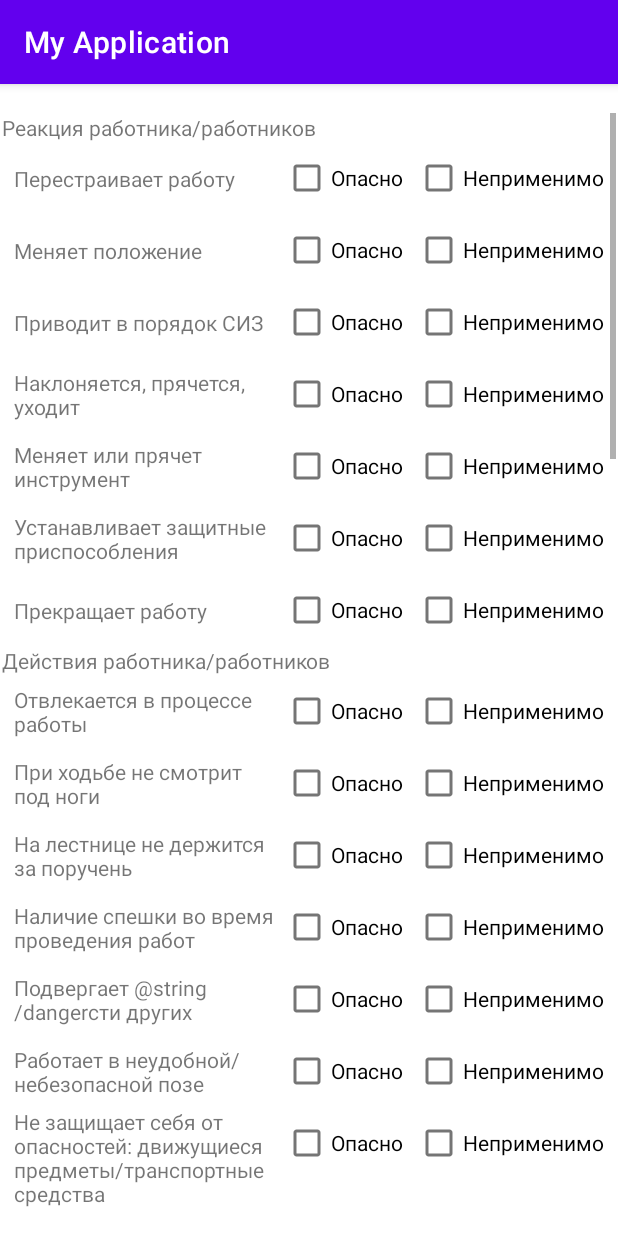
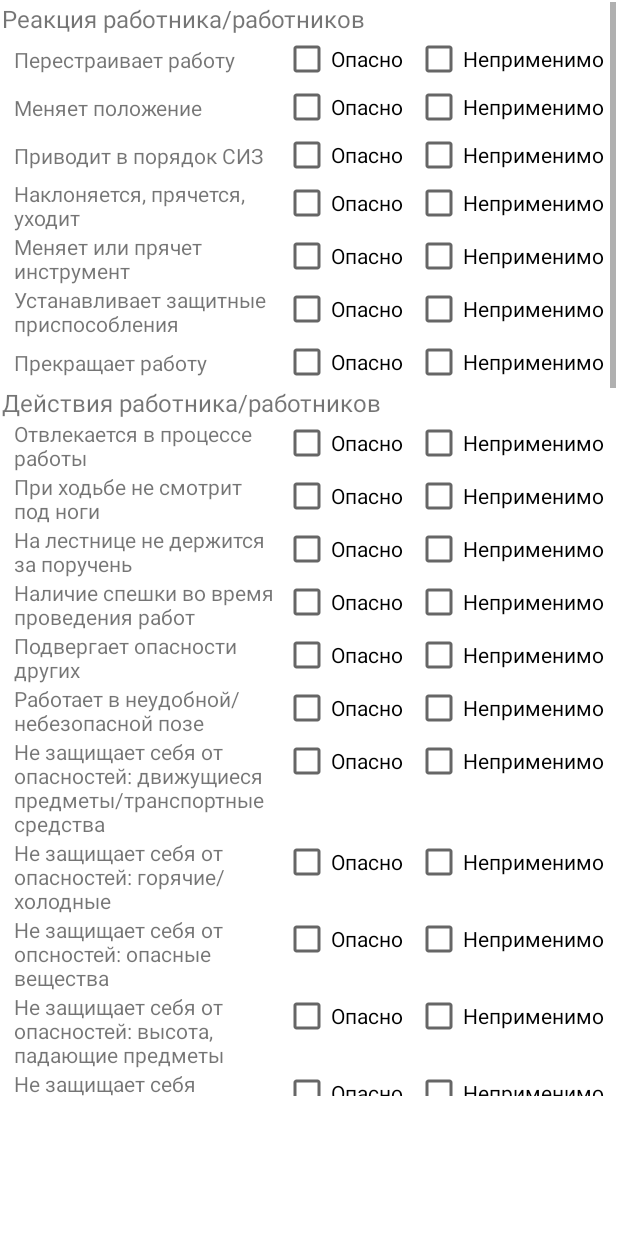
Before and after one commit to neguss/PAB, an Android app: the screen it shows after launch (CheckActivity), after a tap on "GO", on a phone screen of 412 x 824 dp. Run offline under Robolectric (Android 15) with nearby library versions, the phone set to English and light mode, and no system bars.

Commit message:
changed style for activity

```diff
--- a/app/src/main/java/com/example/myapplication/CheckActivity.kt
+++ b/app/src/main/java/com/example/myapplication/CheckActivity.kt
@@ -1,12 +1,15 @@
 package com.example.myapplication
 
 import androidx.appcompat.app.AppCompatActivity
+import android.app.Activity
 import android.os.Bundle
 import android.view.LayoutInflater
+import android.view.View
 
-class CheckActivity : AppCompatActivity() {
+class CheckActivity : Activity() {
     override fun onCreate(savedInstanceState: Bundle?) {
         super.onCreate(savedInstanceState)
         setContentView(R.layout.activity_check)
+
     }
 }
--- a/app/src/main/java/com/example/myapplication/MainActivity.kt
+++ b/app/src/main/java/com/example/myapplication/MainActivity.kt
@@ -1,11 +1,12 @@
 package com.example.myapplication
 
 import androidx.appcompat.app.AppCompatActivity
+import android.app.Activity
 import android.os.Bundle
 import android.widget.Button
 import android.content.Intent
 
-class MainActivity : AppCompatActivity() {
+class MainActivity : Activity() {
     override fun onCreate(savedInstanceState: Bundle?) {
         super.onCreate(savedInstanceState)
         setContentView(R.layout.activity_main)
--- a/app/src/main/res/layout/activity_check.xml
+++ b/app/src/main/res/layout/activity_check.xml
@@ -12,8 +12,6 @@
         android:layout_marginStart="1dp"
         android:layout_marginTop="1dp"
         android:layout_marginEnd="1dp"
-        android:layout_marginBottom="1dp"
-        app:layout_constraintBottom_toBottomOf="parent"
         app:layout_constraintEnd_toEndOf="parent"
         app:layout_constraintStart_toStartOf="parent"
         app:layout_constraintTop_toTopOf="parent">
@@ -21,15 +19,17 @@
         <LinearLayout
             android:layout_width="match_parent"
             android:layout_height="wrap_content"
-            android:orientation="vertical" >
+            android:orientation="vertical">
 
             <TextView
                 android:id="@+id/p1"
                 android:layout_width="match_parent"
                 android:layout_height="wrap_content"
-                android:text="@string/p1" />
-
-            <androidx.constraintlayout.widget.ConstraintLayout
+                android:text="@string/p1"
+                android:textSize="16sp" />
+
+            <androidx.constraintlayout.widget.ConstraintLayout
+                android:id="@+id/constraint11"
                 android:layout_width="match_parent"
                 android:layout_height="wrap_content">
 
@@ -64,7 +64,9 @@
                     app:layout_constraintEnd_toEndOf="parent"
                     app:layout_constraintTop_toTopOf="parent" />
             </androidx.constraintlayout.widget.ConstraintLayout>
-            <androidx.constraintlayout.widget.ConstraintLayout
+
+            <androidx.constraintlayout.widget.ConstraintLayout
+                android:id="@+id/constraint12"
                 android:layout_width="match_parent"
                 android:layout_height="wrap_content">
 
@@ -99,7 +101,9 @@
                     app:layout_constraintEnd_toEndOf="parent"
                     app:layout_constraintTop_toTopOf="parent" />
             </androidx.constraintlayout.widget.ConstraintLayout>
-            <androidx.constraintlayout.widget.ConstraintLayout
+
+            <androidx.constraintlayout.widget.ConstraintLayout
+                android:id="@+id/constraint13"
                 android:layout_width="match_parent"
                 android:layout_height="wrap_content">
 
@@ -134,7 +138,9 @@
                     app:layout_constraintEnd_toEndOf="parent"
                     app:layout_constraintTop_toTopOf="parent" />
             </androidx.constraintlayout.widget.ConstraintLayout>
-            <androidx.constraintlayout.widget.ConstraintLayout
+
+            <androidx.constraintlayout.widget.ConstraintLayout
+                android:id="@+id/constraint14"
                 android:layout_width="match_parent"
                 android:layout_height="wrap_content">
 
@@ -169,7 +175,9 @@
                     app:layout_constraintEnd_toEndOf="parent"
                     app:layout_constraintTop_toTopOf="parent" />
             </androidx.constraintlayout.widget.ConstraintLayout>
-            <androidx.constraintlayout.widget.ConstraintLayout
+
+            <androidx.constraintlayout.widget.ConstraintLayout
+                android:id="@+id/constraint15"
                 android:layout_width="match_parent"
                 android:layout_height="wrap_content">
 
@@ -204,7 +212,9 @@
                     app:layout_constraintEnd_toEndOf="parent"
                     app:layout_constraintTop_toTopOf="parent" />
             </androidx.constraintlayout.widget.ConstraintLayout>
-            <androidx.constraintlayout.widget.ConstraintLayout
+
+            <androidx.constraintlayout.widget.ConstraintLayout
+                android:id="@+id/constraint16"
                 android:layout_width="match_parent"
                 android:layout_height="wrap_content">
 
@@ -239,7 +249,9 @@
                     app:layout_constraintEnd_toEndOf="parent"
                     app:layout_constraintTop_toTopOf="parent" />
             </androidx.constraintlayout.widget.ConstraintLayout>
-            <androidx.constraintlayout.widget.ConstraintLayout
+
+            <androidx.constraintlayout.widget.ConstraintLayout
+                android:id="@+id/constraint17"
                 android:layout_width="match_parent"
                 android:layout_height="wrap_content">
 
@@ -279,9 +291,11 @@
                 android:id="@+id/p2"
                 android:layout_width="match_parent"
                 android:layout_height="wrap_content"
-                android:text="@string/p2" />
-
-            <androidx.constraintlayout.widget.ConstraintLayout
+                android:text="@string/p2"
+                android:textSize="16sp" />
+
+            <androidx.constraintlayout.widget.ConstraintLayout
+                android:id="@+id/constraint21"
                 android:layout_width="match_parent"
                 android:layout_height="wrap_content">
 
@@ -316,7 +330,9 @@
                     app:layout_constraintEnd_toEndOf="parent"
                     app:layout_constraintTop_toTopOf="parent" />
             </androidx.constraintlayout.widget.ConstraintLayout>
-            <androidx.constraintlayout.widget.ConstraintLayout
+
+            <androidx.constraintlayout.widget.ConstraintLayout
+                android:id="@+id/constraint22"
                 android:layout_width="match_parent"
                 android:layout_height="wrap_content">
 
@@ -351,7 +367,9 @@
                     app:layout_constraintEnd_toEndOf="parent"
                     app:layout_constraintTop_toTopOf="parent" />
             </androidx.constraintlayout.widget.ConstraintLayout>
-            <androidx.constraintlayout.widget.ConstraintLayout
+
+            <androidx.constraintlayout.widget.ConstraintLayout
+                android:id="@+id/constraint23"
                 android:layout_width="match_parent"
                 android:layout_height="wrap_content">
 
@@ -386,7 +404,9 @@
                     app:layout_constraintEnd_toEndOf="parent"
                     app:layout_constraintTop_toTopOf="parent" />
             </androidx.constraintlayout.widget.ConstraintLayout>
-            <androidx.constraintlayout.widget.ConstraintLayout
+
+            <androidx.constraintlayout.widget.ConstraintLayout
+                android:id="@+id/constraint24"
                 android:layout_width="match_parent"
                 android:layout_height="wrap_content">
 
@@ -421,7 +441,9 @@
                     app:layout_constraintEnd_toEndOf="parent"
                     app:layout_constraintTop_toTopOf="parent" />
             </androidx.constraintlayout.widget.ConstraintLayout>
-            <androidx.constraintlayout.widget.ConstraintLayout
+
+            <androidx.constraintlayout.widget.ConstraintLayout
+                android:id="@+id/constraint25"
                 android:layout_width="match_parent"
                 android:layout_height="wrap_content">
 
@@ -456,7 +478,9 @@
                     app:layout_constraintEnd_toEndOf="parent"
                     app:layout_constraintTop_toTopOf="parent" />
             </androidx.constraintlayout.widget.ConstraintLayout>
-            <androidx.constraintlayout.widget.ConstraintLayout
+
+            <androidx.constraintlayout.widget.ConstraintLayout
+                android:id="@+id/constraint26"
                 android:layout_width="match_parent"
                 android:layout_height="wrap_content">
 
@@ -491,7 +515,9 @@
                     app:layout_constraintEnd_toEndOf="parent"
                     app:layout_constraintTop_toTopOf="parent" />
             </androidx.constraintlayout.widget.ConstraintLayout>
-            <androidx.constraintlayout.widget.ConstraintLayout
+
+            <androidx.constraintlayout.widget.ConstraintLayout
+                android:id="@+id/constraint27"
                 android:layout_width="match_parent"
                 android:layout_height="wrap_content">
 
@@ -526,7 +552,9 @@
                     app:layout_constraintEnd_toEndOf="parent"
                     app:layout_constraintTop_toTopOf="parent" />
             </androidx.constraintlayout.widget.ConstraintLayout>
-            <androidx.constraintlayout.widget.ConstraintLayout
+
+            <androidx.constraintlayout.widget.ConstraintLayout
+                android:id="@+id/constraint28"
                 android:layout_width="match_parent"
                 android:layout_height="wrap_content">
 
@@ -561,7 +589,9 @@
                     app:layout_constraintEnd_toEndOf="parent"
                     app:layout_constraintTop_toTopOf="parent" />
             </androidx.constraintlayout.widget.ConstraintLayout>
-            <androidx.constraintlayout.widget.ConstraintLayout
+
+            <androidx.constraintlayout.widget.ConstraintLayout
+                android:id="@+id/constraint29"
                 android:layout_width="match_parent"
                 android:layout_height="wrap_content">
 
@@ -596,7 +626,9 @@
                     app:layout_constraintEnd_toEndOf="parent"
                     app:layout_constraintTop_toTopOf="parent" />
             </androidx.constraintlayout.widget.ConstraintLayout>
-            <androidx.constraintlayout.widget.ConstraintLayout
+
+            <androidx.constraintlayout.widget.ConstraintLayout
+                android:id="@+id/constraint210"
                 android:layout_width="match_parent"
                 android:layout_height="wrap_content">
 
@@ -631,7 +663,9 @@
                     app:layout_constraintEnd_toEndOf="parent"
                     app:layout_constraintTop_toTopOf="parent" />
             </androidx.constraintlayout.widget.ConstraintLayout>
-            <androidx.constraintlayout.widget.ConstraintLayout
+
+            <androidx.constraintlayout.widget.ConstraintLayout
+                android:id="@+id/constraint211"
                 android:layout_width="match_parent"
                 android:layout_height="wrap_content">
 
@@ -666,7 +700,9 @@
                     app:layout_constraintEnd_toEndOf="parent"
                     app:layout_constraintTop_toTopOf="parent" />
             </androidx.constraintlayout.widget.ConstraintLayout>
-            <androidx.constraintlayout.widget.ConstraintLayout
+
+            <androidx.constraintlayout.widget.ConstraintLayout
+                android:id="@+id/constraint212"
                 android:layout_width="match_parent"
                 android:layout_height="wrap_content">
 
@@ -701,12 +737,16 @@
                     app:layout_constraintEnd_toEndOf="parent"
                     app:layout_constraintTop_toTopOf="parent" />
             </androidx.constraintlayout.widget.ConstraintLayout>
+
             <TextView
                 android:id="@+id/p3"
                 android:layout_width="match_parent"
                 android:layout_height="wrap_content"
-                android:text="@string/p3" />
-            <androidx.constraintlayout.widget.ConstraintLayout
+                android:text="@string/p3"
+                android:textSize="16sp" />
+
+            <androidx.constraintlayout.widget.ConstraintLayout
+                android:id="@+id/constraint31"
                 android:layout_width="match_parent"
                 android:layout_height="wrap_content">
 
@@ -741,7 +781,9 @@
                     app:layout_constraintEnd_toEndOf="parent"
                     app:layout_constraintTop_toTopOf="parent" />
             </androidx.constraintlayout.widget.ConstraintLayout>
-            <androidx.constraintlayout.widget.ConstraintLayout
+
+            <androidx.constraintlayout.widget.ConstraintLayout
+                android:id="@+id/constraint32"
                 android:layout_width="match_parent"
                 android:layout_height="wrap_content">
 
@@ -776,7 +818,9 @@
                     app:layout_constraintEnd_toEndOf="parent"
                     app:layout_constraintTop_toTopOf="parent" />
             </androidx.constraintlayout.widget.ConstraintLayout>
-            <androidx.constraintlayout.widget.ConstraintLayout
+
+            <androidx.constraintlayout.widget.ConstraintLayout
+                android:id="@+id/constraint33"
                 android:layout_width="match_parent"
                 android:layout_height="wrap_content">
 
@@ -811,7 +855,9 @@
                     app:layout_constraintEnd_toEndOf="parent"
                     app:layout_constraintTop_toTopOf="parent" />
             </androidx.constraintlayout.widget.ConstraintLayout>
-            <androidx.constraintlayout.widget.ConstraintLayout
+
+            <androidx.constraintlayout.widget.ConstraintLayout
+                android:id="@+id/constraint34"
                 android:layout_width="match_parent"
                 android:layout_height="wrap_content">
 
@@ -846,7 +892,9 @@
                     app:layout_constraintEnd_toEndOf="parent"
                     app:layout_constraintTop_toTopOf="parent" />
             </androidx.constraintlayout.widget.ConstraintLayout>
-            <androidx.constraintlayout.widget.ConstraintLayout
+
+            <androidx.constraintlayout.widget.ConstraintLayout
+                android:id="@+id/constraint35"
                 android:layout_width="match_parent"
                 android:layout_height="wrap_content">
 
@@ -881,12 +929,16 @@
                     app:layout_constraintEnd_toEndOf="parent"
                     app:layout_constraintTop_toTopOf="parent" />
             </androidx.constraintlayout.widget.ConstraintLayout>
+
             <TextView
                 android:id="@+id/p4"
                 android:layout_width="match_parent"
                 android:layout_height="wrap_content"
-                android:text="@string/p4" />
-            <androidx.constraintlayout.widget.ConstraintLayout
+                android:text="@string/p4"
+                android:textSize="16sp" />
+
+            <androidx.constraintlayout.widget.ConstraintLayout
+                android:id="@+id/constraint41"
                 android:layout_width="match_parent"
                 android:layout_height="wrap_content">
 
@@ -921,7 +973,9 @@
                     app:layout_constraintEnd_toEndOf="parent"
                     app:layout_constraintTop_toTopOf="parent" />
             </androidx.constraintlayout.widget.ConstraintLayout>
-            <androidx.constraintlayout.widget.ConstraintLayout
+
+            <androidx.constraintlayout.widget.ConstraintLayout
+                android:id="@+id/constraint42"
                 android:layout_width="match_parent"
                 android:layout_height="wrap_content">
 
@@ -956,7 +1010,9 @@
                     app:layout_constraintEnd_toEndOf="parent"
                     app:layout_constraintTop_toTopOf="parent" />
             </androidx.constraintlayout.widget.ConstraintLayout>
-            <androidx.constraintlayout.widget.ConstraintLayout
+
+            <androidx.constraintlayout.widget.ConstraintLayout
+                android:id="@+id/constraint43"
                 android:layout_width="match_parent"
                 android:layout_height="wrap_content">
 
@@ -991,7 +1047,9 @@
                     app:layout_constraintEnd_toEndOf="parent"
                     app:layout_constraintTop_toTopOf="parent" />
             </androidx.constraintlayout.widget.ConstraintLayout>
-            <androidx.constraintlayout.widget.ConstraintLayout
+
+            <androidx.constraintlayout.widget.ConstraintLayout
+                android:id="@+id/constraint44"
                 android:layout_width="match_parent"
                 android:layout_height="wrap_content">
 
@@ -1026,12 +1084,16 @@
                     app:layout_constraintEnd_toEndOf="parent"
                     app:layout_constraintTop_toTopOf="parent" />
             </androidx.constraintlayout.widget.ConstraintLayout>
+
             <TextView
                 android:id="@+id/p5"
                 android:layout_width="match_parent"
                 android:layout_height="wrap_content"
-                android:text="@string/p5" />
-            <androidx.constraintlayout.widget.ConstraintLayout
+                android:text="@string/p5"
+                android:textSize="16sp" />
+
+            <androidx.constraintlayout.widget.ConstraintLayout
+                android:id="@+id/constraint51"
                 android:layout_width="match_parent"
                 android:layout_height="wrap_content">
 
@@ -1066,7 +1128,9 @@
                     app:layout_constraintEnd_toEndOf="parent"
                     app:layout_constraintTop_toTopOf="parent" />
             </androidx.constraintlayout.widget.ConstraintLayout>
-            <androidx.constraintlayout.widget.ConstraintLayout
+
+            <androidx.constraintlayout.widget.ConstraintLayout
+                android:id="@+id/constraint52"
                 android:layout_width="match_parent"
                 android:layout_height="wrap_content">
 
@@ -1101,7 +1165,9 @@
                     app:layout_constraintEnd_toEndOf="parent"
                     app:layout_constraintTop_toTopOf="parent" />
             </androidx.constraintlayout.widget.ConstraintLayout>
-            <androidx.constraintlayout.widget.ConstraintLayout
+
+            <androidx.constraintlayout.widget.ConstraintLayout
+                android:id="@+id/constraint53"
                 android:layout_width="match_parent"
                 android:layout_height="wrap_content">
 
@@ -1136,12 +1202,15 @@
                     app:layout_constraintEnd_toEndOf="parent"
                     app:layout_constraintTop_toTopOf="parent" />
             </androidx.constraintlayout.widget.ConstraintLayout>
+
             <TextView
                 android:id="@+id/p6"
                 android:layout_width="match_parent"
                 android:layout_height="wrap_content"
                 android:text="@string/p6" />
-            <androidx.constraintlayout.widget.ConstraintLayout
+
+            <androidx.constraintlayout.widget.ConstraintLayout
+                android:id="@+id/constraint61"
                 android:layout_width="match_parent"
                 android:layout_height="wrap_content">
 
@@ -1176,7 +1245,9 @@
                     app:layout_constraintEnd_toEndOf="parent"
                     app:layout_constraintTop_toTopOf="parent" />
             </androidx.constraintlayout.widget.ConstraintLayout>
-            <androidx.constraintlayout.widget.ConstraintLayout
+
+            <androidx.constraintlayout.widget.ConstraintLayout
+                android:id="@+id/constraint62"
                 android:layout_width="match_parent"
                 android:layout_height="wrap_content">
 
@@ -1211,7 +1282,9 @@
                     app:layout_constraintEnd_toEndOf="parent"
                     app:layout_constraintTop_toTopOf="parent" />
             </androidx.constraintlayout.widget.ConstraintLayout>
-            <androidx.constraintlayout.widget.ConstraintLayout
+
+            <androidx.constraintlayout.widget.ConstraintLayout
+                android:id="@+id/constraint63"
                 android:layout_width="match_parent"
                 android:layout_height="wrap_content">
 
@@ -1246,12 +1319,16 @@
                     app:layout_constraintEnd_toEndOf="parent"
                     app:layout_constraintTop_toTopOf="parent" />
             </androidx.constraintlayout.widget.ConstraintLayout>
+
             <TextView
                 android:id="@+id/p7"
                 android:layout_width="match_parent"
                 android:layout_height="wrap_content"
-                android:text="@string/p7" />
-            <androidx.constraintlayout.widget.ConstraintLayout
+                android:text="@string/p7"
+                android:textSize="16sp" />
+
+            <androidx.constraintlayout.widget.ConstraintLayout
+                android:id="@+id/constraint71"
                 android:layout_width="match_parent"
                 android:layout_height="wrap_content">
 
@@ -1286,7 +1363,9 @@
                     app:layout_constraintEnd_toEndOf="parent"
                     app:layout_constraintTop_toTopOf="parent" />
             </androidx.constraintlayout.widget.ConstraintLayout>
-            <androidx.constraintlayout.widget.ConstraintLayout
+
+            <androidx.constraintlayout.widget.ConstraintLayout
+                android:id="@+id/constraint72"
                 android:layout_width="match_parent"
                 android:layout_height="wrap_content">
 
@@ -1321,7 +1400,9 @@
                     app:layout_constraintEnd_toEndOf="parent"
                     app:layout_constraintTop_toTopOf="parent" />
             </androidx.constraintlayout.widget.ConstraintLayout>
-            <androidx.constraintlayout.widget.ConstraintLayout
+
+            <androidx.constraintlayout.widget.ConstraintLayout
+                android:id="@+id/constraint73"
                 android:layout_width="match_parent"
                 android:layout_height="wrap_content">
 
@@ -1356,7 +1437,9 @@
                     app:layout_constraintEnd_toEndOf="parent"
                     app:layout_constraintTop_toTopOf="parent" />
             </androidx.constraintlayout.widget.ConstraintLayout>
-            <androidx.constraintlayout.widget.ConstraintLayout
+
+            <androidx.constraintlayout.widget.ConstraintLayout
+                android:id="@+id/constraint74"
                 android:layout_width="match_parent"
                 android:layout_height="wrap_content">
 
@@ -1391,7 +1474,9 @@
                     app:layout_constraintEnd_toEndOf="parent"
                     app:layout_constraintTop_toTopOf="parent" />
             </androidx.constraintlayout.widget.ConstraintLayout>
-            <androidx.constraintlayout.widget.ConstraintLayout
+
+            <androidx.constraintlayout.widget.ConstraintLayout
+                android:id="@+id/constraint75"
                 android:layout_width="match_parent"
                 android:layout_height="wrap_content">
 
@@ -1426,7 +1511,9 @@
                     app:layout_constraintEnd_toEndOf="parent"
                     app:layout_constraintTop_toTopOf="parent" />
             </androidx.constraintlayout.widget.ConstraintLayout>
-            <androidx.constraintlayout.widget.ConstraintLayout
+
+            <androidx.constraintlayout.widget.ConstraintLayout
+                android:id="@+id/constraint76"
                 android:layout_width="match_parent"
                 android:layout_height="wrap_content">
 
--- a/app/src/main/res/values/strings.xml
+++ b/app/src/main/res/values/strings.xml
@@ -24,7 +24,7 @@
     <string name="p22">При ходьбе не смотрит под ноги</string>
     <string name="p23">На лестнице не держится за поручень</string>
     <string name="p24">Наличие спешки во время проведения работ</string>
-    <string name="p25">Подвергает @string/dangerсти других</string>
+    <string name="p25">Подвергает опасности других</string>
     <string name="p26">Работает в неудобной/небезопасной позе</string>
     <string name="p27">Не защищает себя от опасностей: движущиеся предметы/транспортные средства</string>
     <string name="p28">Не защищает себя от опасностей: горячие/холодные</string>
```
